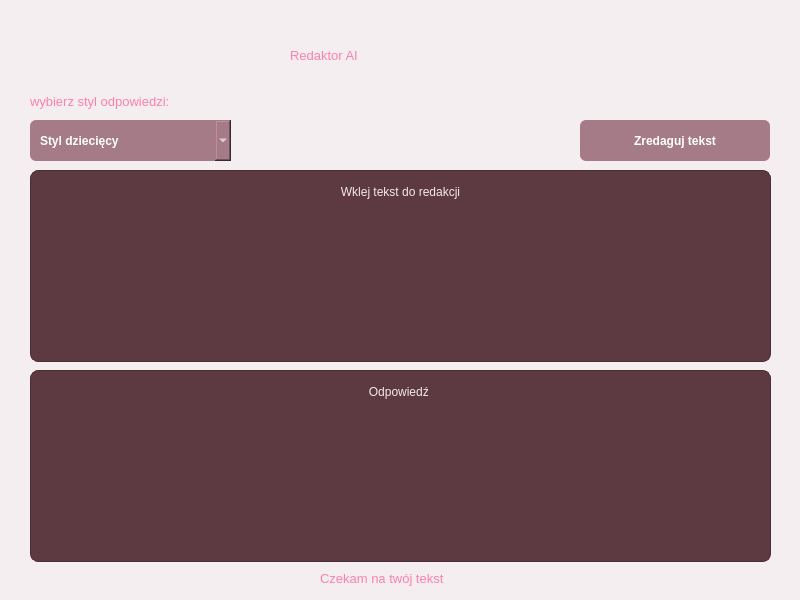
Qt form src/gui/mainwindow.ui (juliaprocek2000-png/projekt-aplikacja-tlumaczaca-material) before a commit.
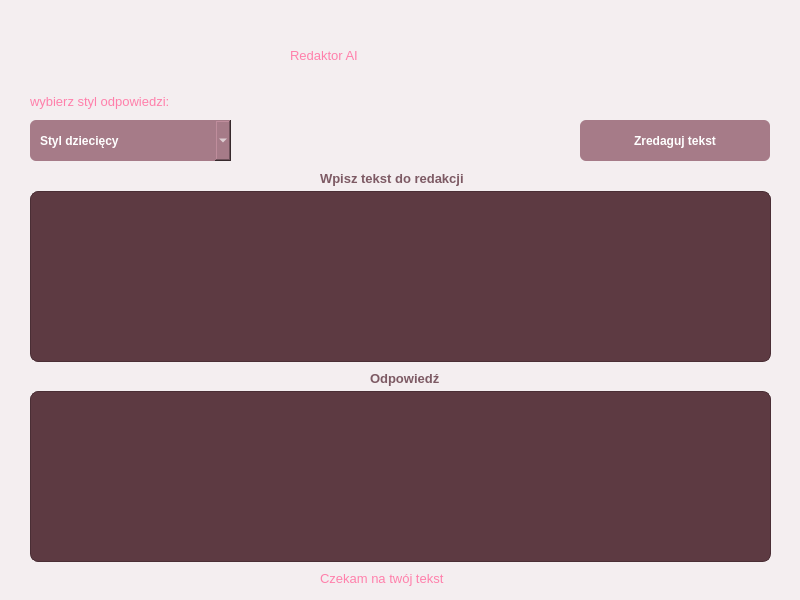
The same form after that commit.

Diff of the .ui file:
```diff
--- a/src/gui/mainwindow.ui
+++ b/src/gui/mainwindow.ui
@@ -126,9 +126,9 @@
     <property name="geometry">
      <rect>
       <x>30</x>
-      <y>170</y>
+      <y>191</y>
       <width>741</width>
-      <height>192</height>
+      <height>171</height>
      </rect>
     </property>
     <property name="html">
@@ -139,16 +139,16 @@
 li.unchecked::marker { content: &quot;\2610&quot;; }
 li.checked::marker { content: &quot;\2612&quot;; }
 &lt;/style&gt;&lt;/head&gt;&lt;body style=&quot; font-family:'Segoe UI'; font-size:11pt; font-weight:400; font-style:normal;&quot;&gt;
-&lt;p align=&quot;center&quot; style=&quot; margin-top:0px; margin-bottom:0px; margin-left:0px; margin-right:0px; -qt-block-indent:0; text-indent:0px;&quot;&gt;&lt;span style=&quot; font-size:9pt;&quot;&gt;Wklej tekst do redakcji&lt;/span&gt;&lt;/p&gt;&lt;/body&gt;&lt;/html&gt;</string>
+&lt;p align=&quot;center&quot; style=&quot;-qt-paragraph-type:empty; margin-top:0px; margin-bottom:0px; margin-left:0px; margin-right:0px; -qt-block-indent:0; text-indent:0px;&quot;&gt;&lt;br /&gt;&lt;/p&gt;&lt;/body&gt;&lt;/html&gt;</string>
     </property>
    </widget>
    <widget class="QTextEdit" name="outputEdit">
     <property name="geometry">
      <rect>
       <x>30</x>
-      <y>370</y>
+      <y>391</y>
       <width>741</width>
-      <height>192</height>
+      <height>171</height>
      </rect>
     </property>
     <property name="html">
@@ -159,7 +159,7 @@
 li.unchecked::marker { content: &quot;\2610&quot;; }
 li.checked::marker { content: &quot;\2612&quot;; }
 &lt;/style&gt;&lt;/head&gt;&lt;body style=&quot; font-family:'Segoe UI'; font-size:11pt; font-weight:400; font-style:normal;&quot;&gt;
-&lt;p align=&quot;center&quot; style=&quot; margin-top:0px; margin-bottom:0px; margin-left:0px; margin-right:0px; -qt-block-indent:0; text-indent:0px;&quot;&gt;&lt;span style=&quot; font-size:9pt;&quot;&gt;Odpowiedź &lt;/span&gt;&lt;/p&gt;&lt;/body&gt;&lt;/html&gt;</string>
+&lt;p align=&quot;center&quot; style=&quot;-qt-paragraph-type:empty; margin-top:0px; margin-bottom:0px; margin-left:0px; margin-right:0px; -qt-block-indent:0; text-indent:0px;&quot;&gt;&lt;br /&gt;&lt;/p&gt;&lt;/body&gt;&lt;/html&gt;</string>
     </property>
    </widget>
    <widget class="QLabel" name="label">
@@ -202,6 +202,32 @@
      <string>wybierz styl odpowiedzi:</string>
     </property>
    </widget>
+   <widget class="QLabel" name="label_3">
+    <property name="geometry">
+     <rect>
+      <x>320</x>
+      <y>170</y>
+      <width>161</width>
+      <height>16</height>
+     </rect>
+    </property>
+    <property name="text">
+     <string>Wpisz tekst do redakcji</string>
+    </property>
+   </widget>
+   <widget class="QLabel" name="label_4">
+    <property name="geometry">
+     <rect>
+      <x>370</x>
+      <y>370</y>
+      <width>91</width>
+      <height>16</height>
+     </rect>
+    </property>
+    <property name="text">
+     <string>Odpowiedź</string>
+    </property>
+   </widget>
   </widget>
  </widget>
  <resources/>
```
